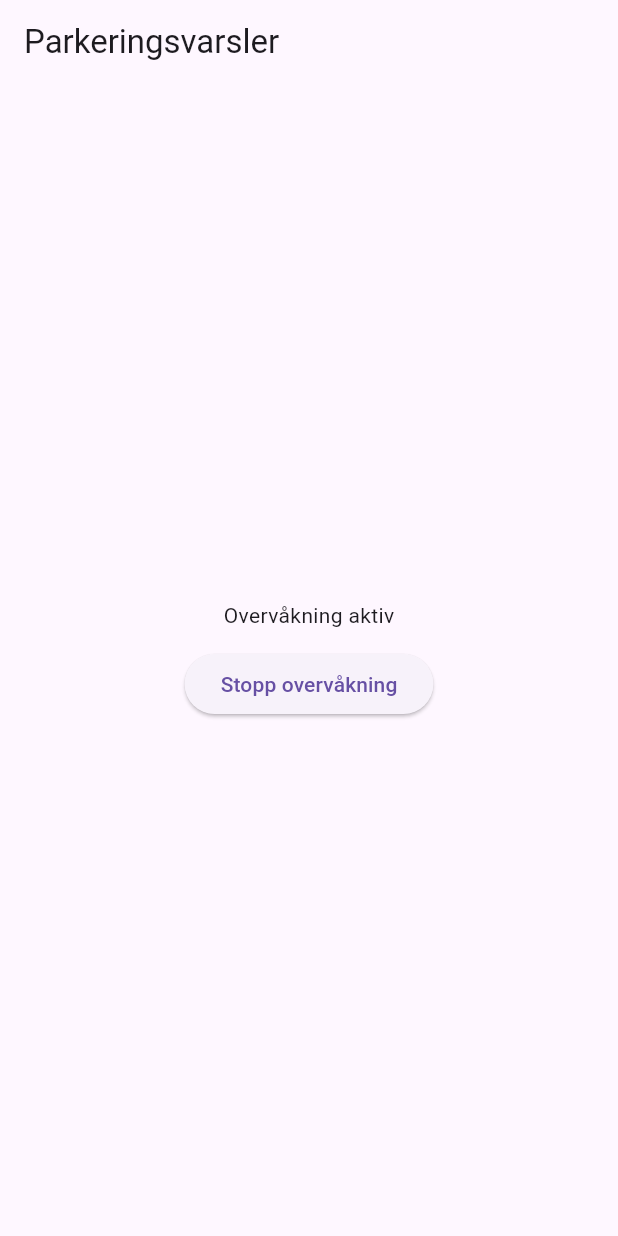
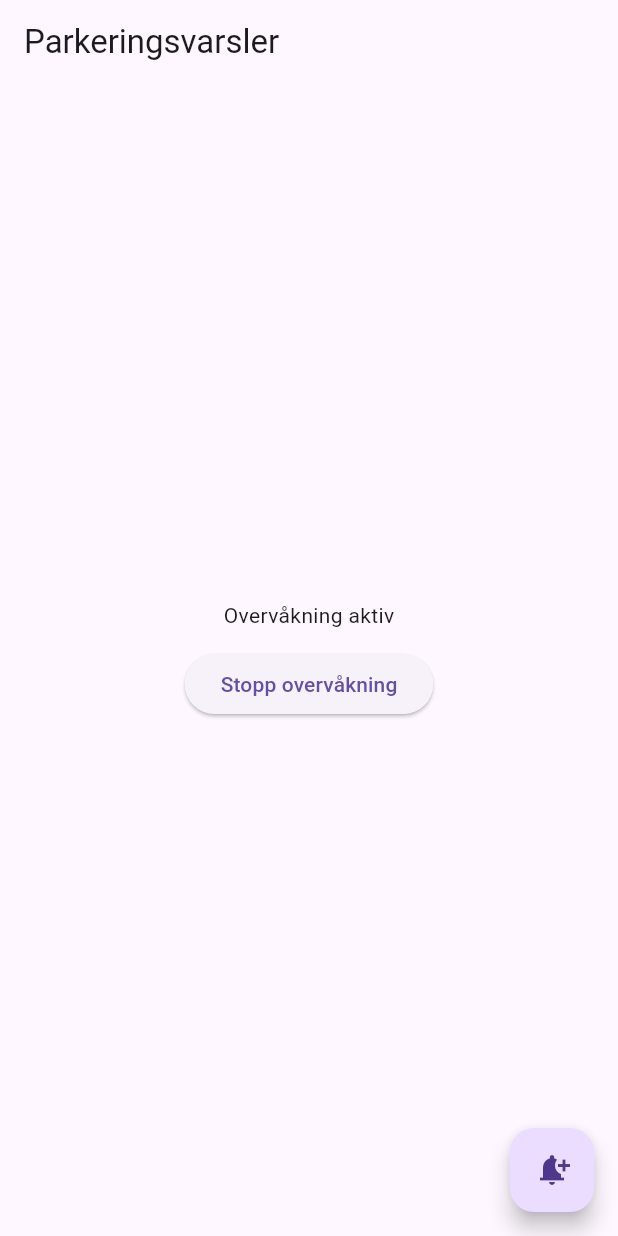
Before and after one commit to christereinvik/my_parking_app, a Flutter app: the screen it shows after launch, after a tap on "Start overvåkning", on a phone screen of 412 x 824 dp. Run offline on Flutter 3.47's test engine with Material 3 defaults, Android fonts, the phone set to English and light mode, and no system bars; our stand-ins replace flutter_local_notifications, geolocator; missing offline and left inert: geofence_service.

```diff
--- a/lib/main.dart
+++ b/lib/main.dart
@@ -13,15 +13,20 @@ final FlutterLocalNotificationsPlugin flutterLocalNotificationsPlugin =
 
 void main() async {
   WidgetsFlutterBinding.ensureInitialized();
-  const AndroidInitializationSettings androidInit =
-      AndroidInitializationSettings('@mipmap/ic_launcher');
-  final DarwinInitializationSettings iosInit = DarwinInitializationSettings();
+
+  final AndroidInitializationSettings androidInit =
+      const AndroidInitializationSettings('@mipmap/ic_launcher');
+  final DarwinInitializationSettings iosInit = const DarwinInitializationSettings();
+
   await flutterLocalNotificationsPlugin.initialize(
-    const InitializationSettings(android: androidInit, iOS: iosInit),
+    InitializationSettings(android: androidInit, iOS: iosInit),
   );
+
+  // Request iOS permissions
   await flutterLocalNotificationsPlugin
       .resolvePlatformSpecificImplementation<IOSFlutterLocalNotificationsPlugin>()
       ?.requestPermissions(alert: true, badge: true, sound: true);
+
   runApp(const MyApp());
 }
 
@@ -53,7 +58,7 @@ class _HomeScreenState extends State<HomeScreen> {
   }
 
   Future<void> _sendLocalNotification(String title, String body) async {
-    const AndroidNotificationDetails androidDetails = AndroidNotificationDetails(
+    final androidDetails = AndroidNotificationDetails(
       'parkering_channel',
       'Parkering-varsler',
       importance: Importance.max,
@@ -62,17 +67,22 @@ class _HomeScreenState extends State<HomeScreen> {
       enableVibration: true,
       vibrationPattern: Int64List.fromList([0, 500, 200, 500]),
     );
-    const DarwinNotificationDetails iosDetails = DarwinNotificationDetails(
+
+    final iosDetails = DarwinNotificationDetails(
       presentAlert: true,
       presentBadge: true,
       presentSound: true,
       sound: 'default',
     );
+
+    final details = NotificationDetails(android: androidDetails, iOS: iosDetails);
+
+    // Use named parameters (newer plugin versions expect named args)
     await flutterLocalNotificationsPlugin.show(
-      DateTime.now().millisecondsSinceEpoch ~/ 1000,
-      title,
-      body,
-      const NotificationDetails(android: androidDetails, iOS: iosDetails),
+      id: DateTime.now().millisecondsSinceEpoch ~/ 1000,
+      title: title,
+      body: body,
+      notificationDetails: details,
     );
   }
 
@@ -83,24 +93,28 @@ class _HomeScreenState extends State<HomeScreen> {
       if (perm == geo.LocationPermission.denied) return;
     }
     if (!await geo.Geolocator.isLocationServiceEnabled()) {
-      ScaffoldMessenger.of(context).showSnackBar(const SnackBar(
-          content: Text('Slå på posisjonstjenester først')));
+      if (mounted) {
+        ScaffoldMessenger.of(context)
+            .showSnackBar(const SnackBar(content: Text('Slå på posisjonstjenester først')));
+      }
       return;
     }
+
     final service = GeofenceService.instance.setup(
       interval: 10000,
       accuracy: 100,
       allowMockLocations: false,
       useActivityRecognition: false,
     );
+
     service.addGeofence(jobbGeofence);
-    service.addGeofenceStatusChangeListener(
-        (geofence, radius, status, location) async {
+
+    service.addGeofenceStatusChangeListener((geofence, radius, status, location) async {
       if (status == GeofenceStatus.ENTER) {
-        await _sendLocalNotification(
-            'Du er ved jobb', 'Husk å starte parkering og betaling');
+        await _sendLocalNotification('Du er ved jobb', 'Husk å starte parkering og betaling');
       }
     });
+
     await GeofenceService.instance.start();
     setState(() => monitoring = true);
   }
@@ -120,10 +134,18 @@ class _HomeScreenState extends State<HomeScreen> {
           const SizedBox(height: 12),
           ElevatedButton(
             onPressed: monitoring ? _stopMonitoring : _startMonitoring,
-            child:
-                Text(monitoring ? 'Stopp overvåkning' : 'Start overvåkning'),
+            child: Text(monitoring ? 'Stopp overvåkning' : 'Start overvåkning'),
           ),
         ]),
+      ),
+      floatingActionButton: FloatingActionButton(
+        onPressed: () async {
+          await _sendLocalNotification('Testvarsel', 'Dette er et testvarsel');
+          if (mounted) {
+            ScaffoldMessenger.of(context).showSnackBar(const SnackBar(content: Text('Testvarsel sendt')));
+          }
+        },
+        child: const Icon(Icons.notification_add),
       ),
     );
   }
```
Also changed, not shown: 1 other file.
